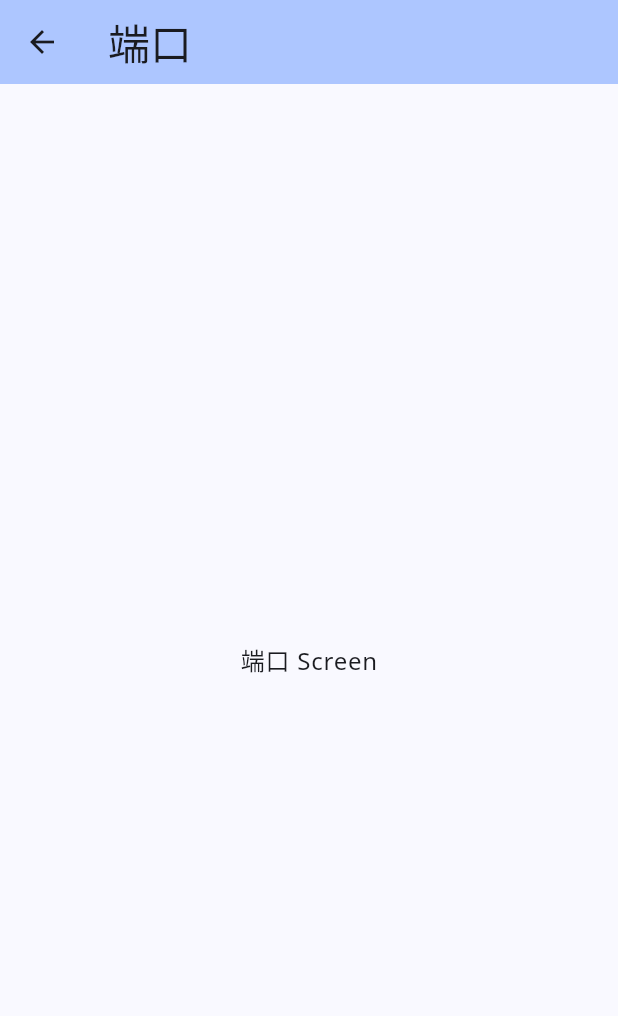
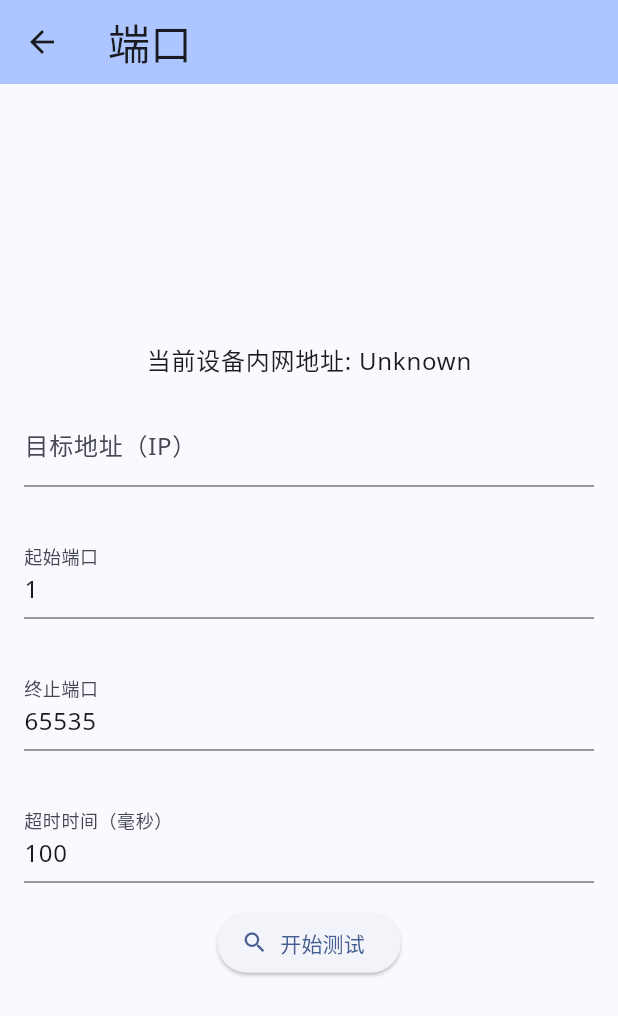
Before and after one commit to 4evergr8/WebTools, a Flutter app: the PortScreen screen opened directly, on a phone screen of 412 x 824 dp. Shown: the top 1016 px of the screen. Run offline on Flutter 3.47's test engine with Material 3 defaults, Android fonts, the phone set to English and light mode, and no system bars; our stand-ins replace google_fonts; missing offline and left inert: network_info_plus.

Commit message:
Update port_screen.dart

```diff
--- a/lib/screens/port_screen.dart
+++ b/lib/screens/port_screen.dart
@@ -1,7 +1,66 @@
 import 'package:flutter/material.dart';
+import 'package:network_info_plus/network_info_plus.dart';
+import '/service/scan_port.dart';
 
-class PortScreen extends StatelessWidget {
+class PortScreen extends StatefulWidget {
   const PortScreen({super.key});
+
+  @override
+  _PortScreenState createState() => _PortScreenState();
+}
+
+class _PortScreenState extends State<PortScreen> {
+  // 控制器，用于获取输入框的值
+  final TextEditingController _targetController = TextEditingController();
+  final TextEditingController _startPortController = TextEditingController();
+  final TextEditingController _endPortController = TextEditingController();
+  final TextEditingController _timeoutController = TextEditingController();
+
+  String _currentIp = 'Unknown'; // 当前设备的内网地址
+
+  @override
+  void initState() {
+    super.initState();
+    _getCurrentIp();
+    _startPortController.text = '1'; // 起始端口默认值
+    _endPortController.text = '65535'; // 终止端口默认值
+    _timeoutController.text = '100'; // 超时时间默认值
+  }
+
+  // 获取当前设备的内网地址
+  Future<void> _getCurrentIp() async {
+    final NetworkInfo networkInfo = NetworkInfo();
+    try {
+      String? wifiIP = await networkInfo.getWifiIP();
+      setState(() {
+        _currentIp = wifiIP ?? 'Unknown';
+        if (_currentIp != 'Unknown') {
+          // 设置目标地址为子网的第一个设备
+          _targetController.text = _calculateStartIp(_currentIp);
+        }
+      });
+    } catch (e) {
+      print('Failed to get current IP address: $e');
+    }
+  }
+
+  // 根据当前设备的内网地址计算子网的第一个设备
+  String _calculateStartIp(String currentIp) {
+    List<String> parts = currentIp.split('.');
+    parts[3] = '1';
+    return parts.join('.');
+  }
+
+  // 调用测试函数
+  void _startTest() {
+    String target = _targetController.text;
+    int startPort = int.tryParse(_startPortController.text) ?? 1;
+    int endPort = int.tryParse(_endPortController.text) ?? 65535;
+    int timeoutMs = int.tryParse(_timeoutController.text) ?? 100;
+
+    // 调用测试函数，假设测试函数名为 port
+    port(target, startPort, endPort, timeoutMs);
+  }
 
   @override
   Widget build(BuildContext context) {
@@ -13,9 +72,64 @@ class PortScreen extends StatelessWidget {
         backgroundColor: theme.colorScheme.inversePrimary,
       ),
       body: Center(
-        child: Text(
-          '端口 Screen',
-          style: theme.textTheme.bodyLarge,
+        child: Column(
+          mainAxisAlignment: MainAxisAlignment.center,
+          children: [
+            // 显示当前设备的内网地址
+            Text(
+              '当前设备内网地址: $_currentIp',
+              style: theme.textTheme.bodyLarge,
+            ),
+            // 目标地址输入框
+            Padding(
+              padding: const EdgeInsets.all(16.0),
+              child: TextField(
+                controller: _targetController,
+                decoration: InputDecoration(
+                  labelText: '目标地址（IP）',
+                ),
+              ),
+            ),
+            // 起始端口输入框
+            Padding(
+              padding: const EdgeInsets.all(16.0),
+              child: TextField(
+                controller: _startPortController,
+                decoration: InputDecoration(
+                  labelText: '起始端口',
+                ),
+                keyboardType: TextInputType.number,
+              ),
+            ),
+            // 终止端口输入框
+            Padding(
+              padding: const EdgeInsets.all(16.0),
+              child: TextField(
+                controller: _endPortController,
+                decoration: InputDecoration(
+                  labelText: '终止端口',
+                ),
+                keyboardType: TextInputType.number,
+              ),
+            ),
+            // 超时时间输入框
+            Padding(
+              padding: const EdgeInsets.all(16.0),
+              child: TextField(
+                controller: _timeoutController,
+                decoration: InputDecoration(
+                  labelText: '超时时间（毫秒）',
+                ),
+                keyboardType: TextInputType.number,
+              ),
+            ),
+            // 测试按钮
+            ElevatedButton.icon(
+              onPressed: _startTest,
+              icon: Icon(Icons.search), // 使用搜索图标
+              label: Text('开始测试'),
+            ),
+          ],
         ),
       ),
     );
```
